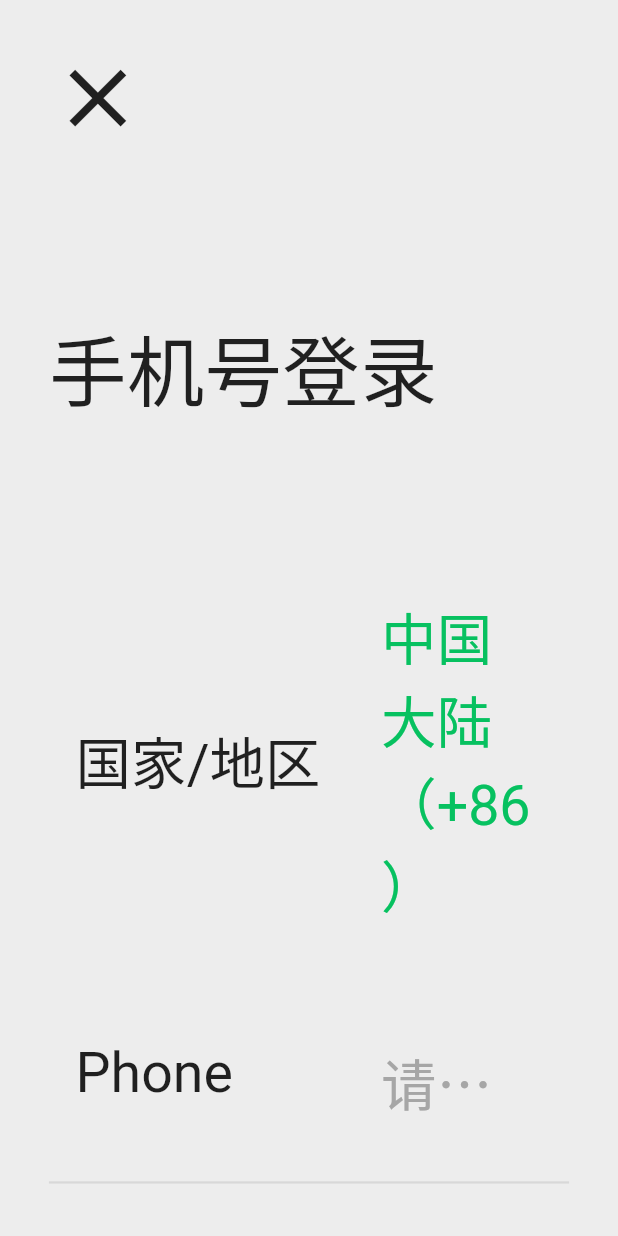
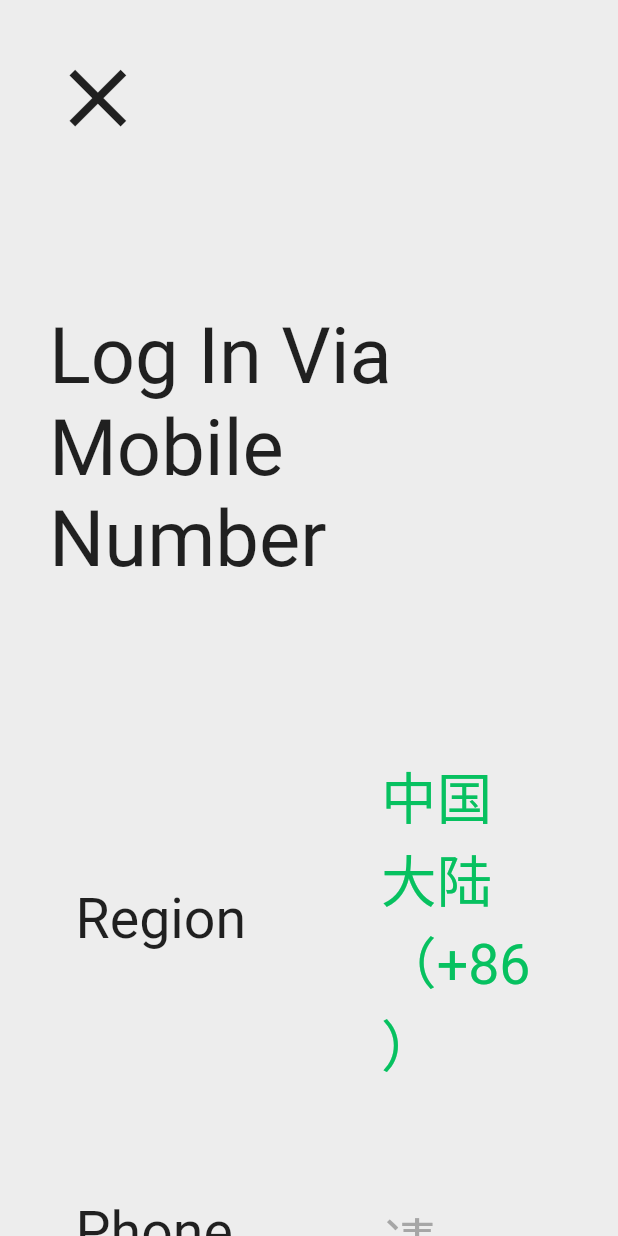
Before and after one commit to sunpu007/flutter_wechat, a Flutter app: the LoginPage screen opened directly, on a phone screen of 412 x 824 dp. Run offline on Flutter 3.47's test engine with Material 2 defaults, Android fonts, the phone set to English and light mode, and no system bars; our stand-ins replace dio, image_picker, permission_handler, shared_preferences, webview_flutter; missing offline and left inert: image_crop, qrscan; accounts and stored records are empty; network calls fail.

Commit message:
'完善翻译'

```diff
--- a/lib/l10n/intl_en.arb
+++ b/lib/l10n/intl_en.arb
@@ -2,5 +2,9 @@
   "loginBtn": "Log In",
   "registerBtn": "Sign Up",
   "language": "Language",
-  "phone": "Phone"
+  "phoneLogin": "Log In Via Mobile Number",
+  "region": "Region",
+  "phone": "Phone",
+  "password": "Password",
+  "otherLogin": "Log in via WeChat ID/Email/QQ ID"
 }
--- a/lib/l10n/intl_zh.arb
+++ b/lib/l10n/intl_zh.arb
@@ -2,5 +2,9 @@
   "loginBtn": "登录",
   "registerBtn": "注册",
   "language": "语言",
-  "phone": "手机号"
+  "phoneLogin": "手机号登陆",
+  "region": "国家/地区",
+  "phone": "手机号",
+  "password": "密码",
+  "otherLogin": "用微信号/QQ号/邮箱登录"
 }
--- a/lib/ui/pages/index/login/login.dart
+++ b/lib/ui/pages/index/login/login.dart
@@ -41,7 +41,7 @@ class _LoginPageState extends State<LoginPage> {
                     },
                   ),
                   SizedBox(height: 148.0.px,),
-                  Text('手机号登录', style: TextStyle(fontSize: 70.0.px,),),
+                  Text(S.of(context).phoneLogin, style: TextStyle(fontSize: 70.0.px,),),
                   SizedBox(height: 100.0.px,),
                   Container(
                     padding: EdgeInsets.symmetric(horizontal: 24.0.px, vertical: 52.0.px),
@@ -49,7 +49,7 @@ class _LoginPageState extends State<LoginPage> {
                       children: [
                         Container(
                           width: 275.0.px,
-                          child: Text('国家/地区', style: TextStyle(fontSize: 50.0.px),),
+                          child: Text(S.of(context).region, style: TextStyle(fontSize: 50.0.px),),
                         ),
                         Expanded(
                           child: Text('中国大陆 （+86）', style: TextStyle(fontSize: 50.0.px, color: Color(0xff07c160)),),
@@ -71,7 +71,7 @@ class _LoginPageState extends State<LoginPage> {
                     },
                   ),
                   BuildTextField(
-                    label: '密码',
+                    label: S.of(context).password,
                     obscureText: true,
                     placeholder: '请填写密码',
                     validator: (value) {
@@ -86,7 +86,7 @@ class _LoginPageState extends State<LoginPage> {
                   Container(
                     margin: EdgeInsets.only(top: 76.0.px),
                     padding: EdgeInsets.symmetric(horizontal: 24.0.px,),
-                    child: Text('用微信号/QQ号/邮箱登录', style: TextStyle(color: Color(0xff586b95), fontSize: 44.0.px),),
+                    child: Text(S.of(context).otherLogin, style: TextStyle(color: Color(0xff586b95), fontSize: 44.0.px),),
                   ),
                   SizedBox(height: 117.0.px,),
                   Consumer<UserViewModel>(
```
Also changed, not shown: lib/generated/intl/messages_en.dart, lib/generated/intl/messages_zh.dart, lib/generated/l10n.dart.
